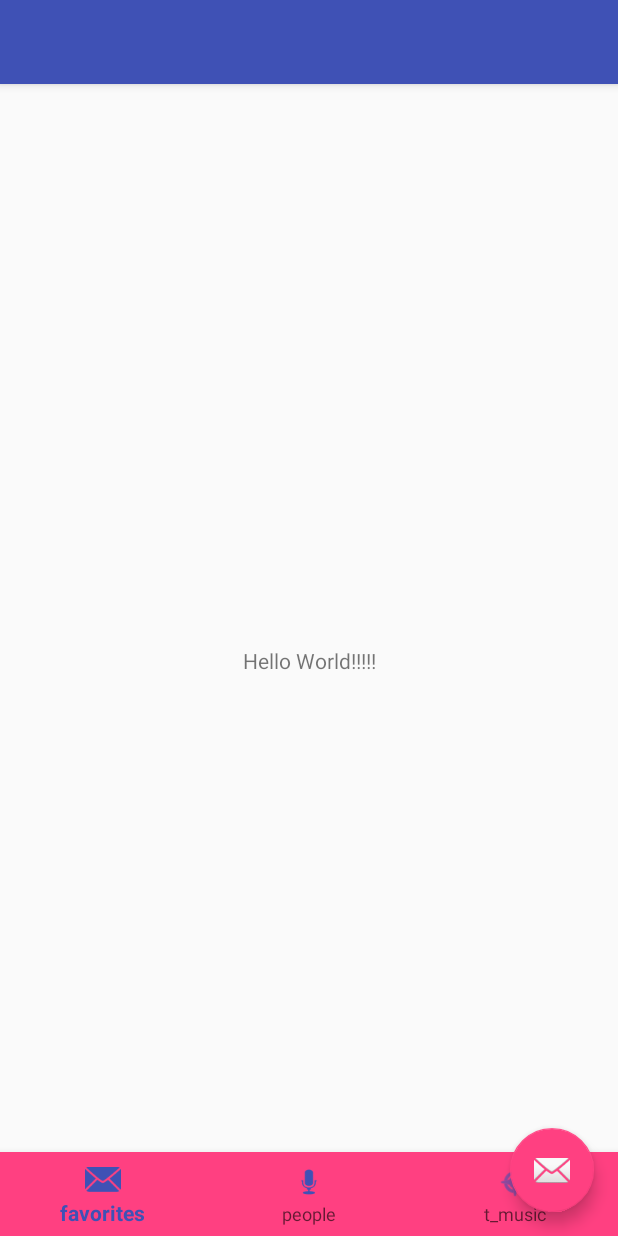
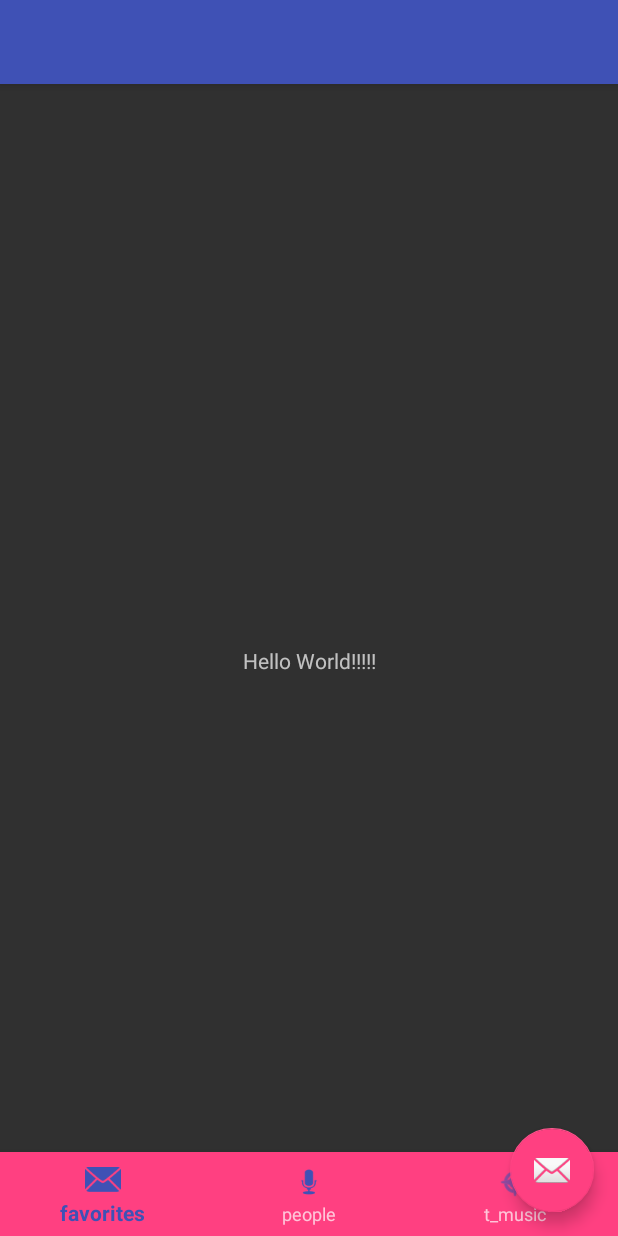
Before and after one commit to abicelis/CryptoMaster, an Android app: the layout activity_main.xml on its own in the app's theme, with its tools: preview values and no code run, on a phone screen of 412 x 824 dp. Run offline under Robolectric (Android 15) with nearby library versions, the phone set to English and light mode, and no system bars.

Commit message:
Setting up themes: Dark and light.

```diff
--- a/app/src/main/AndroidManifest.xml
+++ b/app/src/main/AndroidManifest.xml
@@ -8,14 +8,13 @@
         android:label="@string/app_name"
         android:roundIcon="@mipmap/ic_launcher_round"
         android:supportsRtl="true"
-        android:theme="@style/AppTheme">
+        android:theme="@style/AppThemeDark">
         <activity
             android:name=".MainActivity"
             android:label="@string/app_name"
             android:theme="@style/AppTheme.NoActionBar">
             <intent-filter>
                 <action android:name="android.intent.action.MAIN" />
-
                 <category android:name="android.intent.category.LAUNCHER" />
             </intent-filter>
         </activity>
--- /dev/null
+++ b/app/src/main/res/values/attr.xml
@@ -0,0 +1,15 @@
+<?xml version="1.0" encoding="utf-8"?>
+<resources>
+    <!--COLORS FOR THEMES-->
+    <attr name="text_title" format="reference|color" />
+    <attr name="text_primary" format="reference|color" />
+    <attr name="text_secondary" format="reference|color" />
+    <attr name="text_positive" format="reference|color" />
+    <attr name="text_negative" format="reference|color" />
+    <attr name="bottom_nav_background" format="reference|color" />
+    <attr name="bottom_nav_icon_selected" format="reference|color" />
+    <attr name="bottom_nav_icon_unselected" format="reference|color" />
+
+
+
+</resources>
--- a/app/src/main/res/values/colors.xml
+++ b/app/src/main/res/values/colors.xml
@@ -3,4 +3,30 @@
     <color name="colorPrimary">#3F51B5</color>
     <color name="colorPrimaryDark">#303F9F</color>
     <color name="colorAccent">#FF4081</color>
+
+
+    <!--Main colors: AppTheme Light-->
+    <color name="divider">#0E1A23</color>
+    <color name="background">#272E47</color>
+    <color name="text_title">#FFFFFF</color>
+    <color name="text_primary">#FFFFFF</color>
+    <color name="text_secondary">#9FA8DA</color>
+    <color name="text_positive">#0ED696</color>
+    <color name="text_negative">#F1563A</color>
+    <color name="bottom_nav_background">#673AB7</color>
+    <color name="bottom_nav_icon_selected">#EDE7F6</color>
+    <color name="bottom_nav_icon_unselected">#9575CD</color>
+
+    <!--Main colors: AppTheme Dark-->
+    <color name="dark_divider">#0E1A23</color>
+    <color name="dark_background">#272E47</color>
+    <color name="dark_text_title">#FFFFFF</color>
+    <color name="dark_text_primary">#FFFFFF</color>
+    <color name="dark_text_secondary">#9FA8DA</color>
+    <color name="dark_text_positive">#0ED696</color>
+    <color name="dark_text_negative">#F1563A</color>
+    <color name="dark_bottom_nav_background">#673AB7</color>
+    <color name="dark_bottom_nav_icon_selected">#EDE7F6</color>
+    <color name="dark_bottom_nav_icon_unselected">#9575CD</color>
+
 </resources>
--- a/app/src/main/res/values/styles.xml
+++ b/app/src/main/res/values/styles.xml
@@ -1,20 +1,63 @@
 <resources>
 
     <!-- Base application theme. -->
-    <style name="AppTheme" parent="Theme.AppCompat.Light.DarkActionBar">
-        <!-- Customize your theme here. -->
+    <style name="AppTheme" parent="Theme.AppCompat.Light.NoActionBar">
         <item name="colorPrimary">@color/colorPrimary</item>
         <item name="colorPrimaryDark">@color/colorPrimaryDark</item>
         <item name="colorAccent">@color/colorAccent</item>
+
+        <item name="divider">@color/divider</item>
+        <item name="background">@color/background</item>
+        <item name="text_title">@color/text_title</item>
+        <item name="text_primary">@color/text_primary</item>
+        <item name="text_secondary">@color/text_secondary</item>
+        <item name="text_positive">@color/text_positive</item>
+        <item name="text_negative">@color/text_negative</item>
+        <item name="bottom_nav_background">@color/bottom_nav_background</item>
+        <item name="bottom_nav_icon_selected">@color/bottom_nav_icon_selected</item>
+        <item name="bottom_nav_icon_unselected">@color/bottom_nav_icon_unselected</item>
     </style>
 
+    <!-- Base application theme. Dark. -->
+    <style name="AppThemeDark" parent="Theme.AppCompat.NoActionBar">
+        <item name="colorPrimary">@color/colorPrimary</item>
+        <item name="colorPrimaryDark">@color/colorPrimaryDark</item>
+        <item name="colorAccent">@color/colorAccent</item>
+
+        <item name="divider">@color/dark_divider</item>
+        <item name="background">@color/dark_background</item>
+        <item name="text_title">@color/dark_text_title</item>
+        <item name="text_primary">@color/dark_text_primary</item>
+        <item name="text_secondary">@color/dark_text_secondary</item>
+        <item name="text_positive">@color/dark_text_positive</item>
+        <item name="text_negative">@color/dark_text_negative</item>
+        <item name="bottom_nav_background">@color/dark_bottom_nav_background</item>
+        <item name="bottom_nav_icon_selected">@color/dark_bottom_nav_icon_selected</item>
+        <item name="bottom_nav_icon_unselected">@color/dark_bottom_nav_icon_unselected</item>
+
+    </style>
+
+    <!--Swipe refresh loading icon colors-->
+    <color name="swipe_refresh_green">#7cb342</color>
+    <color name="swipe_refresh_red">#e53935</color>
+    <color name="swipe_refresh_yellow">#fdd835</color>
+
+
+    <!--Snackbar Util colors-->
+    <color name="snackbar_error_background">#e53935</color>
+    <color name="snackbar_notice_background">#fdd835</color>
+    <color name="snackbar_success_background">#43A047</color>
+
+
+
+
+
+    <!--TODO: Figure out what to do with these, kill em probably-->
     <style name="AppTheme.NoActionBar">
         <item name="windowActionBar">false</item>
         <item name="windowNoTitle">true</item>
     </style>
-
     <style name="AppTheme.AppBarOverlay" parent="ThemeOverlay.AppCompat.Dark.ActionBar" />
-
     <style name="AppTheme.PopupOverlay" parent="ThemeOverlay.AppCompat.Light" />
 
 </resources>
```
